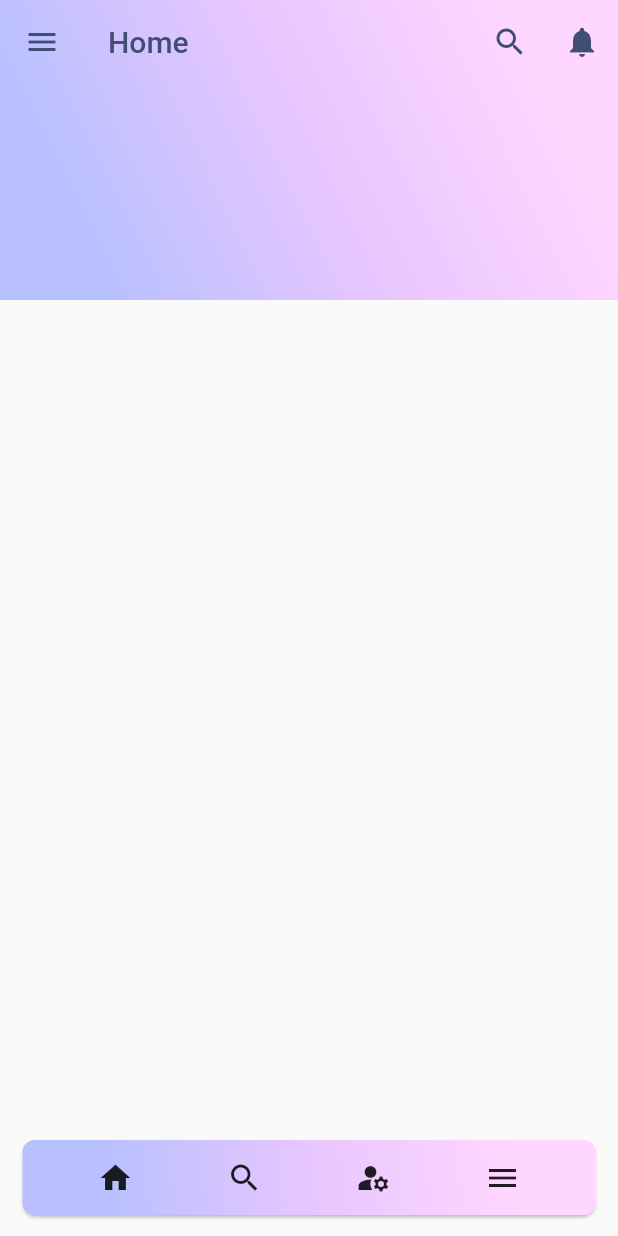
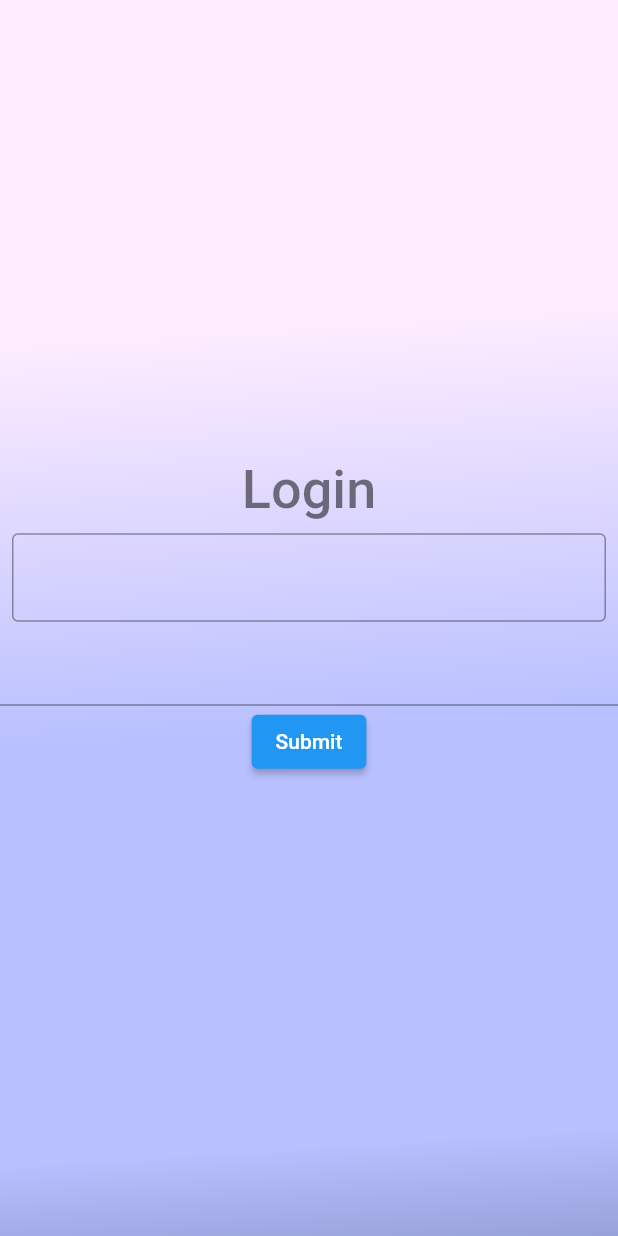
Before and after one commit to CoachSaab/handy, a Flutter app: the screen it shows after launch, on a phone screen of 412 x 824 dp. Run offline on Flutter 3.47's test engine with Material 2 defaults, Android fonts, the phone set to English and light mode, and no system bars; our stand-ins replace animated_text_kit, get, hive; accounts and stored records are empty; Roboto replaces fonts that are missing (Poppins).

Commit message:
Auth Base

```diff
--- a/lib/main.dart
+++ b/lib/main.dart
@@ -1,6 +1,7 @@
 import 'package:flutter/material.dart';
 import 'package:get/get.dart';
 import 'package:handy/controllers/JWTController/JWTController.dart';
+import 'package:handy/pages/Auth/SignUp/SignUp.dart';
 import 'package:handy/pages/home/HomePage.dart';
 import 'package:handy/utils/Theme/theme.dart';
 import 'package:hive/hive.dart';
@@ -24,14 +25,12 @@ class MyApp extends StatefulWidget {
 class _MyAppState extends State<MyApp> {
 
   var jwtController = Get.put(JWTController());
-
-  // This widget is the root of your application.
   @override
   Widget build(BuildContext context)  {
     return GetMaterialApp(
       title: 'Flutter Demo',
       theme: lightTheme,
-      home:  HomePage(),
+      home:  Obx(() => jwtController.isAuth.value ? const HomePage() : const SignUp()),
       debugShowCheckedModeBanner: false,
     );
   }
--- /dev/null
+++ b/lib/pages/Auth/SignUp/SignUp.dart
@@ -0,0 +1,53 @@
+import 'package:flutter/material.dart';
+
+class SignUp extends StatelessWidget {
+  const SignUp({super.key});
+
+  @override
+  Widget build(BuildContext context) {
+    return Scaffold(
+        body: Container(
+      decoration: const BoxDecoration(
+        gradient: LinearGradient(
+          begin: Alignment(0.5,-0.5),
+          end: Alignment(0.75, 1.5),
+          colors: [
+            Color(0xFFFFEDFF),
+            Color(0xFFB8C0FF),
+            Color(0xFFB8C0FF),
+            Color(0xFF3F4E72)
+          ],
+        ),
+      ),
+      child: Center(
+        child: Column(
+          mainAxisAlignment: MainAxisAlignment.center,
+          crossAxisAlignment: CrossAxisAlignment.center,
+          children: [
+            Text(
+              'Login',
+              textAlign: TextAlign.center,
+              style: TextStyle(
+                color: Colors.black.withOpacity(0.5199999809265137),
+                fontSize: 36,
+                fontFamily: 'Poppins',
+                fontWeight: FontWeight.w500,
+              ),
+            ),
+            const Padding(
+              padding: EdgeInsets.all(8.0),
+              child: TextField(
+
+                decoration: InputDecoration(border: OutlineInputBorder()),
+              ),
+            ),
+            TextField(),
+            ElevatedButton(onPressed: () {
+
+            }, child: Text("Submit"))
+          ],
+        ),
+      ),
+    ));
+  }
+}
```
Also changed, not shown: 1 other file.
